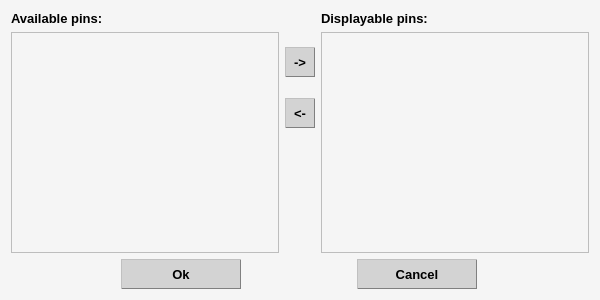
Before: the Qt Designer form CLIENT/RHE_Client/dialog_select_displayable_pins.ui in qvinn/RHE, drawn with Qt 5.
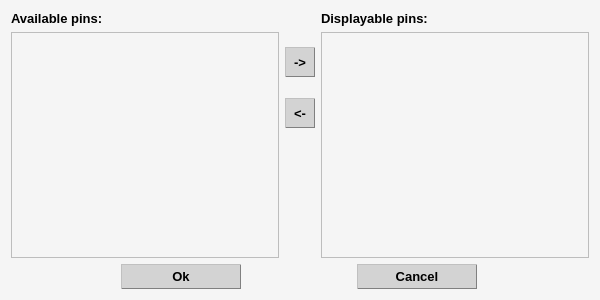
After: the same form once the commit is applied.

What changed in the file:
```diff
--- a/CLIENT/RHE_Client/dialog_select_displayable_pins.ui
+++ b/CLIENT/RHE_Client/dialog_select_displayable_pins.ui
@@ -658,13 +658,13 @@
        <property name="minimumSize">
         <size>
          <width>120</width>
-         <height>30</height>
+         <height>25</height>
         </size>
        </property>
        <property name="maximumSize">
         <size>
          <width>120</width>
-         <height>16777215</height>
+         <height>25</height>
         </size>
        </property>
        <property name="font">
@@ -735,13 +735,13 @@
        <property name="minimumSize">
         <size>
          <width>120</width>
-         <height>30</height>
+         <height>25</height>
         </size>
        </property>
        <property name="maximumSize">
         <size>
          <width>120</width>
-         <height>16777215</height>
+         <height>25</height>
         </size>
        </property>
        <property name="font">
```
